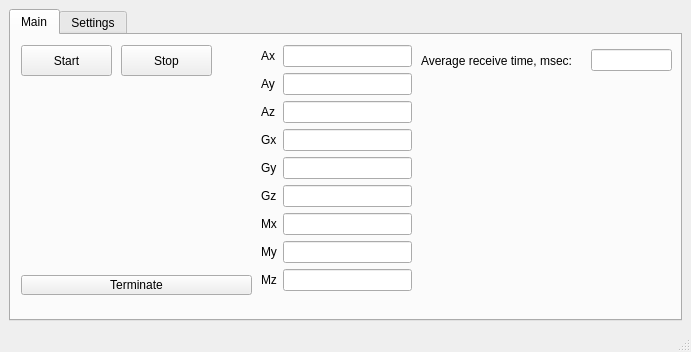
This is mainwindow.ui in Rukakuka/Serializer as Qt 5 draws it before an edit. The edited form follows.
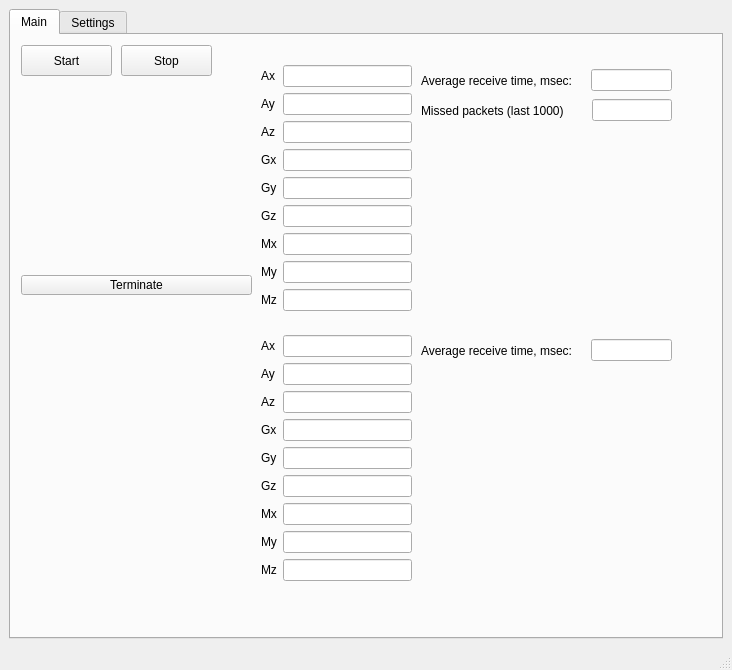
This is the edited form.

```diff
--- a/mainwindow.ui
+++ b/mainwindow.ui
@@ -6,8 +6,8 @@
    <rect>
     <x>0</x>
     <y>0</y>
-    <width>691</width>
-    <height>352</height>
+    <width>732</width>
+    <height>670</height>
    </rect>
   </property>
   <property name="windowTitle">
@@ -31,7 +31,7 @@
         <property name="geometry">
          <rect>
           <x>410</x>
-          <y>10</y>
+          <y>30</y>
           <width>251</width>
           <height>31</height>
          </rect>
@@ -79,7 +79,7 @@
         <property name="geometry">
          <rect>
           <x>250</x>
-          <y>10</y>
+          <y>30</y>
           <width>151</width>
           <height>251</height>
          </rect>
@@ -203,6 +203,178 @@
          <string>Terminate</string>
         </property>
        </widget>
+       <widget class="QWidget" name="horizontalLayoutWidget_2">
+        <property name="geometry">
+         <rect>
+          <x>410</x>
+          <y>300</y>
+          <width>251</width>
+          <height>31</height>
+         </rect>
+        </property>
+        <layout class="QHBoxLayout" name="AvgTimeLayout_2">
+         <item>
+          <widget class="QLabel" name="labelAverageTime_2">
+           <property name="text">
+            <string>Average receive time, msec:</string>
+           </property>
+          </widget>
+         </item>
+         <item>
+          <spacer name="horizontalSpacer_2">
+           <property name="orientation">
+            <enum>Qt::Horizontal</enum>
+           </property>
+           <property name="sizeHint" stdset="0">
+            <size>
+             <width>40</width>
+             <height>20</height>
+            </size>
+           </property>
+          </spacer>
+         </item>
+         <item>
+          <widget class="QLineEdit" name="lineEditAvgTime_2"/>
+         </item>
+        </layout>
+       </widget>
+       <widget class="QWidget" name="gridLayoutWidget_2">
+        <property name="geometry">
+         <rect>
+          <x>250</x>
+          <y>300</y>
+          <width>151</width>
+          <height>251</height>
+         </rect>
+        </property>
+        <layout class="QGridLayout" name="gridLayout_2">
+         <item row="7" column="1">
+          <widget class="QLineEdit" name="lineEditMy_2"/>
+         </item>
+         <item row="5" column="1">
+          <widget class="QLineEdit" name="lineEditGz_2"/>
+         </item>
+         <item row="3" column="0">
+          <widget class="QLabel" name="label_11">
+           <property name="text">
+            <string>Gx</string>
+           </property>
+          </widget>
+         </item>
+         <item row="5" column="0">
+          <widget class="QLabel" name="label_12">
+           <property name="text">
+            <string>Gz</string>
+           </property>
+          </widget>
+         </item>
+         <item row="4" column="0">
+          <widget class="QLabel" name="label_13">
+           <property name="text">
+            <string>Gy</string>
+           </property>
+          </widget>
+         </item>
+         <item row="2" column="0">
+          <widget class="QLabel" name="label_14">
+           <property name="text">
+            <string>Az</string>
+           </property>
+          </widget>
+         </item>
+         <item row="1" column="0">
+          <widget class="QLabel" name="label_15">
+           <property name="text">
+            <string>Ay</string>
+           </property>
+          </widget>
+         </item>
+         <item row="6" column="1">
+          <widget class="QLineEdit" name="lineEditMx_2"/>
+         </item>
+         <item row="0" column="0">
+          <widget class="QLabel" name="label_16">
+           <property name="text">
+            <string>Ax</string>
+           </property>
+          </widget>
+         </item>
+         <item row="3" column="1">
+          <widget class="QLineEdit" name="lineEditGx_2"/>
+         </item>
+         <item row="6" column="0">
+          <widget class="QLabel" name="label_17">
+           <property name="text">
+            <string>Mx</string>
+           </property>
+          </widget>
+         </item>
+         <item row="0" column="1">
+          <widget class="QLineEdit" name="lineEditAx_2"/>
+         </item>
+         <item row="2" column="1">
+          <widget class="QLineEdit" name="lineEditAz_2"/>
+         </item>
+         <item row="1" column="1">
+          <widget class="QLineEdit" name="lineEditAy_2"/>
+         </item>
+         <item row="4" column="1">
+          <widget class="QLineEdit" name="lineEditGy_2"/>
+         </item>
+         <item row="8" column="1">
+          <widget class="QLineEdit" name="lineEditMz_2"/>
+         </item>
+         <item row="7" column="0">
+          <widget class="QLabel" name="label_18">
+           <property name="text">
+            <string>My</string>
+           </property>
+          </widget>
+         </item>
+         <item row="8" column="0">
+          <widget class="QLabel" name="label_19">
+           <property name="text">
+            <string>Mz</string>
+           </property>
+          </widget>
+         </item>
+        </layout>
+       </widget>
+       <widget class="QWidget" name="horizontalLayoutWidget_3">
+        <property name="geometry">
+         <rect>
+          <x>410</x>
+          <y>60</y>
+          <width>251</width>
+          <height>31</height>
+         </rect>
+        </property>
+        <layout class="QHBoxLayout" name="MissedPacketsLayout">
+         <item>
+          <widget class="QLabel" name="labelMissedPackets">
+           <property name="text">
+            <string>Missed packets (last 1000)</string>
+           </property>
+          </widget>
+         </item>
+         <item>
+          <spacer name="horizontalSpacer_3">
+           <property name="orientation">
+            <enum>Qt::Horizontal</enum>
+           </property>
+           <property name="sizeHint" stdset="0">
+            <size>
+             <width>50</width>
+             <height>20</height>
+            </size>
+           </property>
+          </spacer>
+         </item>
+         <item>
+          <widget class="QLineEdit" name="lineEditMissedPackets"/>
+         </item>
+        </layout>
+       </widget>
       </widget>
       <widget class="QWidget" name="settings">
        <attribute name="title">
```
Left out of the diff: 2 changed lines with no effect on the pictures.
